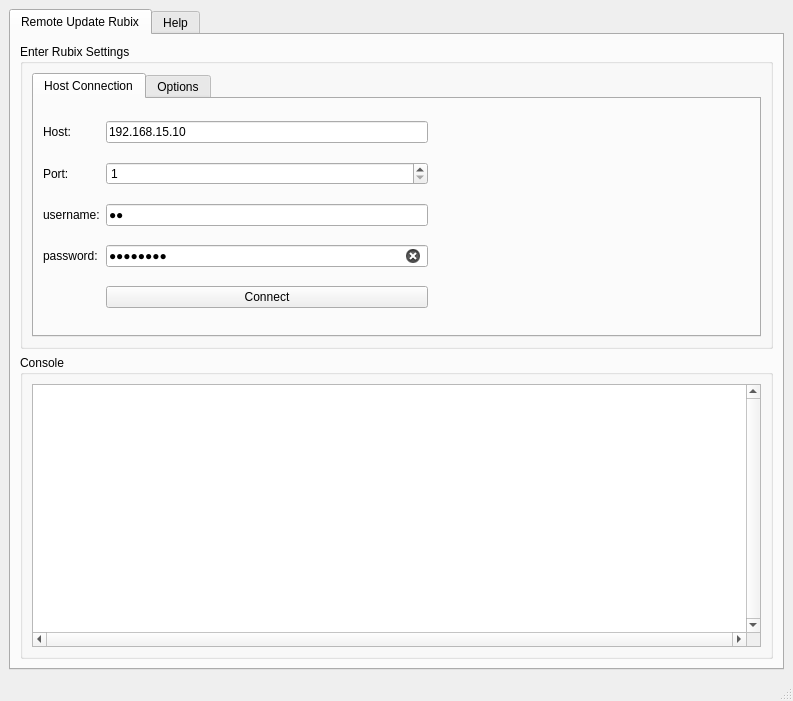
Old version of the form resources/views/MainWindow.ui in the repository NubeIO/rubix-updater-gui.
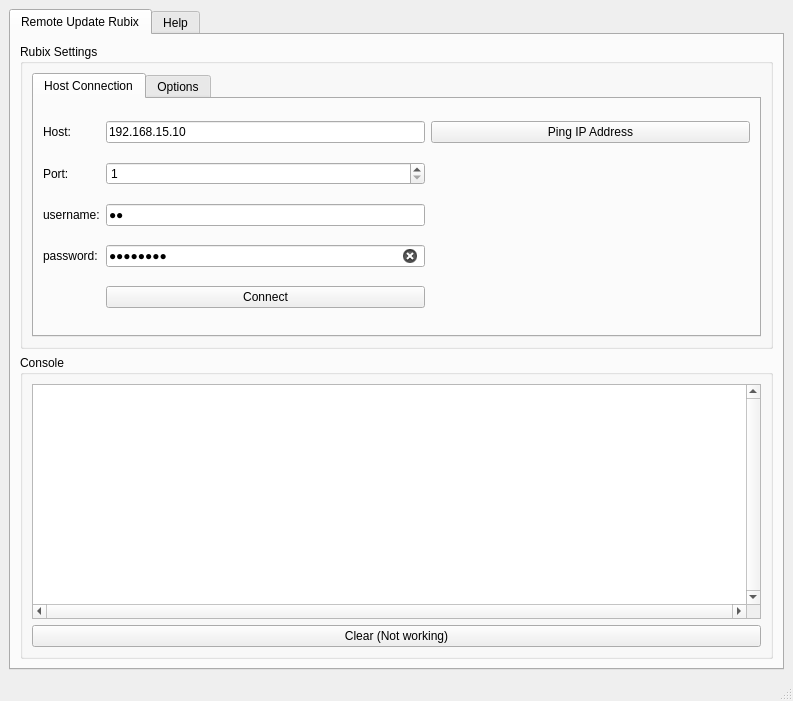
New version of the form.

What changed in the file:
```diff
--- a/resources/views/MainWindow.ui
+++ b/resources/views/MainWindow.ui
@@ -76,7 +76,10 @@
         <item>
          <widget class="QGroupBox" name="groupBox_2">
           <property name="title">
-           <string>Enter Rubix Settings</string>
+           <string>Rubix Settings</string>
+          </property>
+          <property name="checkable">
+           <bool>false</bool>
           </property>
           <layout class="QHBoxLayout" name="horizontalLayout">
            <item>
@@ -87,7 +90,7 @@
              <property name="currentIndex">
               <number>0</number>
              </property>
-             <widget class="QWidget" name="">
+             <widget class="QWidget" name="widget">
               <attribute name="title">
                <string>Host Connection</string>
               </attribute>
@@ -180,6 +183,19 @@
                  </property>
                 </spacer>
                </item>
+               <item row="0" column="3">
+                <widget class="QPushButton" name="action_remote_ping_host">
+                 <property name="toolTip">
+                  <string extracomment="Ping ip address (dosnt ping the ssh port only the ip)"/>
+                 </property>
+                 <property name="toolTipDuration">
+                  <number>5</number>
+                 </property>
+                 <property name="text">
+                  <string>Ping IP Address</string>
+                 </property>
+                </widget>
+               </item>
               </layout>
              </widget>
              <widget class="QWidget" name="tab_2">
@@ -233,7 +249,7 @@
           <property name="title">
            <string>Console</string>
           </property>
-          <layout class="QHBoxLayout" name="horizontalLayout_2">
+          <layout class="QVBoxLayout" name="verticalLayout_3">
            <item>
             <widget class="QPlainTextEdit" name="feedback_logs_console">
              <property name="verticalScrollBarPolicy">
@@ -244,6 +260,13 @@
              </property>
             </widget>
            </item>
+           <item>
+            <widget class="QPushButton" name="action_remote_clear_console">
+             <property name="text">
+              <string>Clear (Not working)</string>
+             </property>
+            </widget>
+           </item>
           </layout>
          </widget>
         </item>
```
